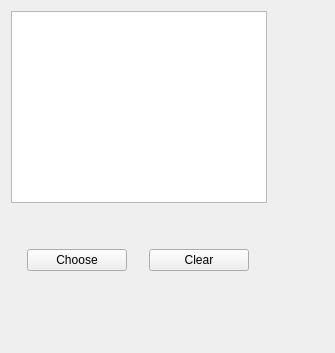
SnoozToolbox/snooz-package-ceams, file tools/CEAMSTools/ConvertXMLCompumedics/InputFiles/Ui_InputFiles.ui: the form before one commit.
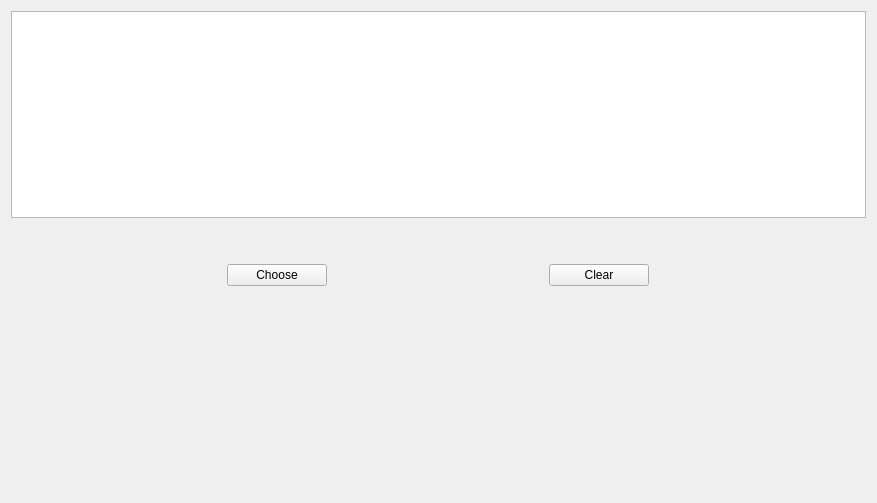
The form after the commit.

Commit message: RenameFiles and ConvertXML: Expanded UI for improved visibility.

```diff
--- a/tools/CEAMSTools/ConvertXMLCompumedics/InputFiles/Ui_InputFiles.ui
+++ b/tools/CEAMSTools/ConvertXMLCompumedics/InputFiles/Ui_InputFiles.ui
@@ -6,8 +6,8 @@
    <rect>
     <x>0</x>
     <y>0</y>
-    <width>335</width>
-    <height>353</height>
+    <width>877</width>
+    <height>503</height>
    </rect>
   </property>
   <property name="windowTitle">
@@ -87,19 +87,6 @@
      </item>
     </layout>
    </item>
-   <item>
-    <spacer name="horizontalSpacer">
-     <property name="orientation">
-      <enum>Qt::Horizontal</enum>
-     </property>
-     <property name="sizeHint" stdset="0">
-      <size>
-       <width>50</width>
-       <height>20</height>
-      </size>
-     </property>
-    </spacer>
-   </item>
   </layout>
  </widget>
  <resources>
```
The commit also changes 3 other files.
